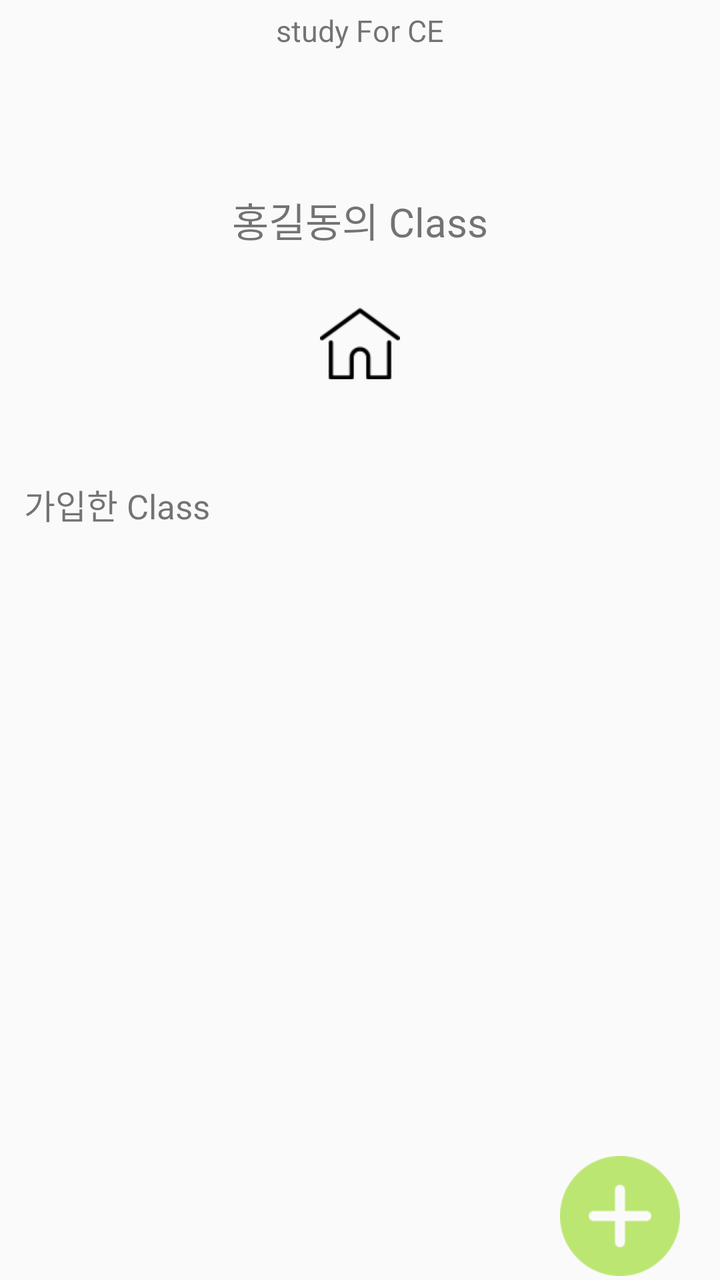
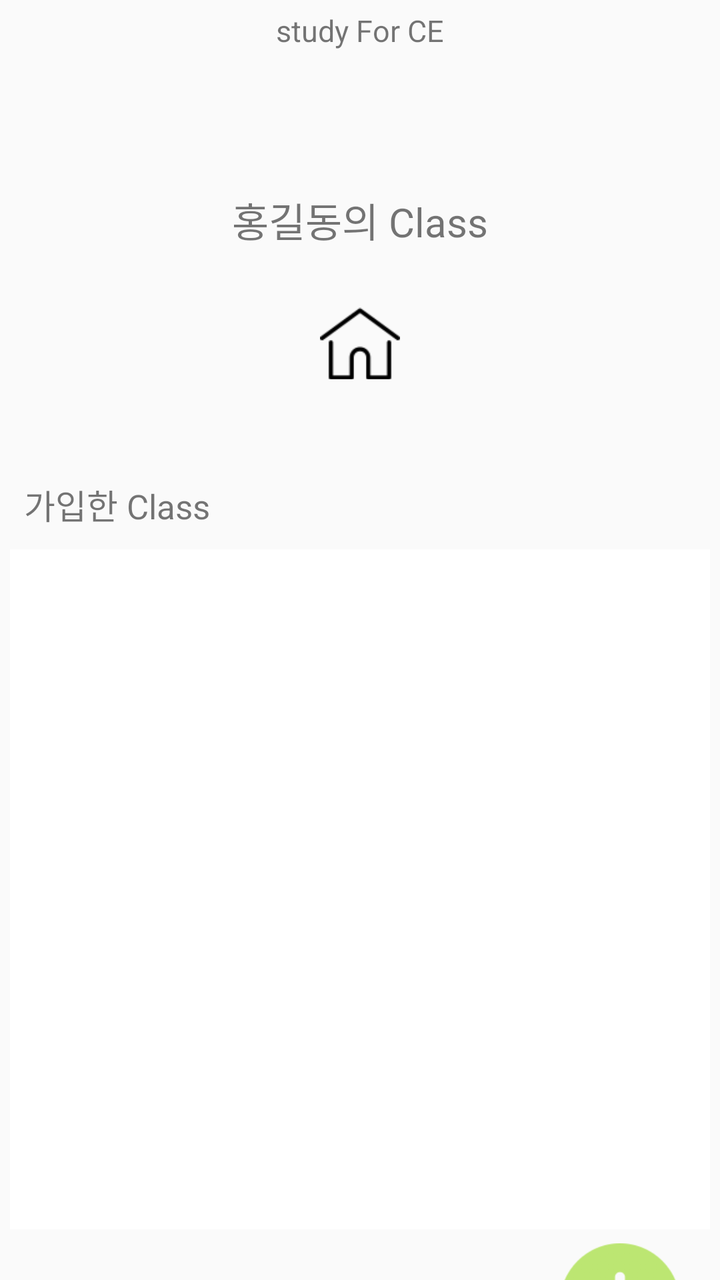

Two renders of the same Android screen: before a commit and after it. Below are the layout's source before the change and the commit's diff.
<!-- AndroidManifest.xml: application theme Theme.AppCompat.Light.DarkActionBar -->
<!-- res/layout/activity_my_class_list.xml -->
<?xml version="1.0" encoding="utf-8"?>
<LinearLayout xmlns:android="http://schemas.android.com/apk/res/android"
    xmlns:app="http://schemas.android.com/apk/res-auto"
    xmlns:tools="http://schemas.android.com/tools"
    android:layout_width="match_parent"
    android:layout_height="match_parent"
    android:layout_marginRight="5dp"
    android:layout_marginLeft="5dp"

    tools:context=".my_class_list"
    android:orientation="vertical"
    android:background="#00ff0000">

    <TextView
        android:layout_width="wrap_content"
        android:layout_height="wrap_content"
        android:layout_gravity="center"
        android:layout_marginTop="5dp"
        android:text="study For CE"
        android:textSize="15dp"/>

    <LinearLayout
        android:layout_width="wrap_content"
        android:layout_height="wrap_content"
        android:layout_gravity="center_horizontal"
        android:layout_marginTop="70dp">
        <TextView
            android:id="@+id/username2"
            android:layout_width="wrap_content"
            android:layout_height="wrap_content"
            android:text="홍길동"
            android:textSize="20dp"/>
        <TextView
            android:layout_width="wrap_content"
            android:layout_height="wrap_content"
            android:text="의 Class"
            android:textSize="20dp"/>

    </LinearLayout>
    <LinearLayout
        android:layout_width="wrap_content"
        android:layout_height="wrap_content"
        android:layout_gravity="center_horizontal">

        <ImageView
            android:id="@+id/exit1"
            android:layout_width="40dp"
            android:layout_height="50dp"
            android:layout_gravity="center"
            android:layout_marginTop="15dp"
            android:src="@drawable/homes"
            android:text="나가기" />
    </LinearLayout>

    <GridLayout
        android:layout_width="match_parent"
        android:layout_height="wrap_content"
        android:layout_gravity="center"
        android:paddingBottom="5dp"
        android:paddingTop="5dp"
        android:layout_marginLeft="2dp"
        android:layout_marginRight="2dp"
        android:layout_marginTop="45dp"
        android:columnCount="3"
        android:rowCount="1">
        <TextView
            android:layout_width="wrap_content"
            android:layout_height="wrap_content"
            android:text="가입한 Class"
            android:textSize="17dp"
            android:layout_marginLeft="10dp"
            android:layout_column="0"
            android:layout_row="0"/>

    </GridLayout>

    <ScrollView
        android:background="@drawable/border_layout"
        android:layout_width="wrap_content"
        android:layout_height="wrap_content">
        <ListView
            android:layout_width="wrap_content"
            android:layout_height="150dp"
            android:layout_marginTop="10dp"
            android:layout_marginLeft="20dp"
            android:id="@+id/list_class">

        </ListView>
    </ScrollView>

    <LinearLayout
        android:layout_width="match_parent"
        android:layout_height="0dp"
        android:layout_weight="1"/>
  
    <LinearLayout
        android:layout_width="70dp"
        android:layout_height="wrap_content"
        android:layout_marginRight="10dp"
        android:layout_gravity="right">

        <ImageView
            android:id="@+id/classpl"
            android:layout_width="wrap_content"
            android:layout_height="wrap_content"
            android:layout_marginRight="10dp"
            android:layout_gravity="end"
            android:src="@drawable/plus">

        </ImageView>

    </LinearLayout>

</LinearLayout>
<!-- resources referenced by this layout -->
<resources>
  <!-- drawable border_layout (drawable) -->
  <?xml version="1.0" encoding="utf-8"?>
  <layer-list xmlns:android="http://schemas.android.com/apk/res/android">
  
      <item
          android:start="5dp"
          android:end="5dp"
          android:top="5dp"
          android:bottom="5dp">
          <shape android:shape="rectangle">
              <stroke android:width="2dp"
                  android:color="@color/white"/>
              <solid android:color="@color/white"/>
          </shape>
      </item>
  </layer-list>
  <!-- drawable homes: png bitmap (drawable-xhdpi, 1153 bytes) -->
  <!-- drawable plus: png bitmap (drawable-xhdpi, 6241 bytes) -->
  <color name="white">#FFFFFF</color>
</resources>

<!-- the commit's change to res/layout/activity_my_class_list.xml (unified diff, before → after) -->
@@ -77,7 +77,7 @@
     <ScrollView
         android:background="@drawable/border_layout"
         android:layout_width="wrap_content"
-        android:layout_height="wrap_content">
+        android:layout_height="350dp">
         <ListView
             android:layout_width="wrap_content"
             android:layout_height="150dp"
